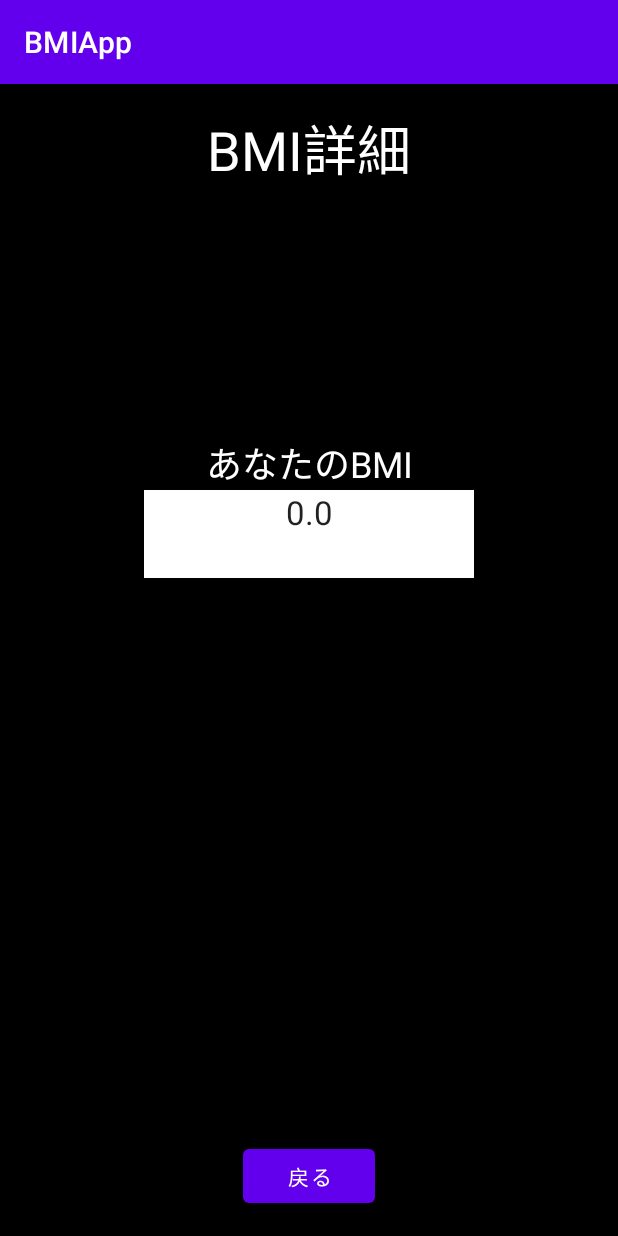
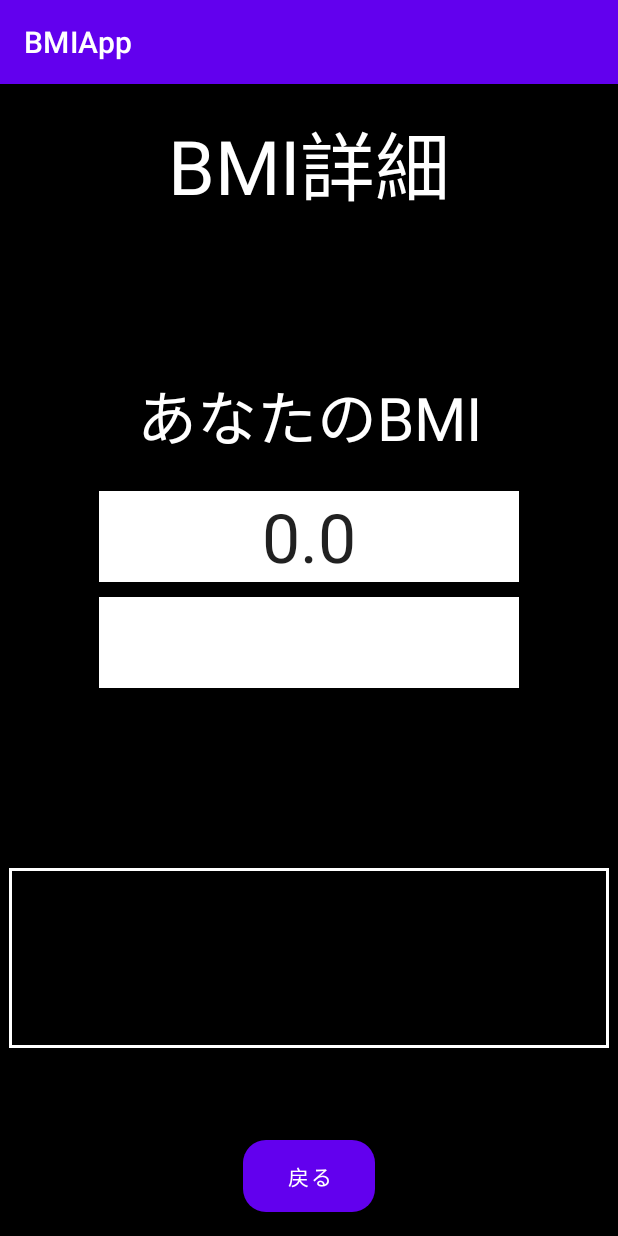
Before and after one commit to sakuradauverworld/Practice_Sakurada, an Android app: the ResultActivity screen opened directly, with no data from a screen before it, on a phone screen of 412 x 824 dp. Run offline under Robolectric (Android 15) with nearby library versions, the phone set to English and light mode, and no system bars.

Commit message:
デザインの修正

```diff
--- a/BMIApp/app/src/main/java/com/example/bmiapp/activity/MainActivity.kt
+++ b/BMIApp/app/src/main/java/com/example/bmiapp/activity/MainActivity.kt
@@ -10,7 +10,7 @@
 import com.example.bmiapp.R
 import model.BmiCalculation
 
-class MainActivity : AppCompatActivity() {
+open class MainActivity : AppCompatActivity() {
     private lateinit var binding: ActivityMainBinding
     var height = ""
     var weight = ""
--- /dev/null
+++ b/BMIApp/app/src/main/res/drawable/border.xml
@@ -0,0 +1,7 @@
+<?xml version="1.0" encoding="utf-8"?>
+<shape xmlns:android="http://schemas.android.com/apk/res/android"
+android:shape="rectangle" >
+<stroke
+    android:width="2dp"
+    android:color="@color/white" />
+</shape>
--- /dev/null
+++ b/BMIApp/app/src/main/res/drawable/button_design.xml
@@ -0,0 +1,11 @@
+<?xml version="1.0" encoding="utf-8"?>
+<shape xmlns:android="http://schemas.android.com/apk/res/android"
+    android:shape="rectangle">
+    <corners
+        android:radius="15dip" />
+    <padding
+        android:left="15dip"
+        android:top="15dip"
+        android:right="15dip"
+        android:bottom="15dip" />
+</shape>
--- a/BMIApp/app/src/main/res/layout/activity_main.xml
+++ b/BMIApp/app/src/main/res/layout/activity_main.xml
@@ -16,7 +16,7 @@
         android:layout_marginTop="16dp"
         android:text="BMI測定"
         android:textColor="@color/white"
-        android:textSize="36dp"
+        android:textSize="50dp"
         app:layout_constraintEnd_toEndOf="parent"
         app:layout_constraintStart_toStartOf="parent"
         app:layout_constraintTop_toTopOf="parent" />
@@ -95,6 +95,7 @@
         android:layout_height="wrap_content"
         android:layout_marginBottom="16dp"
         android:layout_marginLeft="64dp"
+        android:background="@drawable/button_design"
         android:text="測定"
         app:backgroundTint="@color/blue"
         app:layout_constraintBottom_toBottomOf="parent"
@@ -107,6 +108,7 @@
         android:layout_height="wrap_content"
         android:layout_marginBottom="16dp"
         android:layout_marginRight="64dp"
+        android:background="@drawable/button_design"
         android:text="リセット"
         app:backgroundTint="@color/blue"
         app:layout_constraintEnd_toEndOf="parent"
--- a/BMIApp/app/src/main/res/layout/activity_result.xml
+++ b/BMIApp/app/src/main/res/layout/activity_result.xml
@@ -14,15 +14,15 @@
         android:layout_marginTop="16dp"
         android:text="BMI詳細"
         android:textColor="@color/white"
-        android:textSize="36dp"
+        android:textSize="50dp"
         app:layout_constraintEnd_toEndOf="parent"
         app:layout_constraintStart_toStartOf="parent"
         app:layout_constraintTop_toTopOf="parent" />
 
     <LinearLayout
         android:id="@+id/height"
-        android:layout_width="220dp"
-        android:layout_height="120dp"
+        android:layout_width="280dp"
+        android:layout_height="250dp"
         android:layout_marginTop="80dp"
         android:orientation="vertical"
         android:layout_marginBottom="60dp"
@@ -36,17 +36,19 @@
             android:layout_height="wrap_content"
             android:text="あなたのBMI"
             android:textColor="@color/white"
-            android:textSize="24dp"
+            android:textSize="40dp"
             android:textAlignment="center"/>
 
         <TextView
             android:id="@+id/bmi"
             android:layout_width="match_parent"
             android:layout_height="wrap_content"
+            android:layout_marginTop="20dp"
             android:ems="10"
             android:inputType="numberDecimal"
             android:background="@color/white"
             android:text="17.6"
+            android:textSize="45dp"
             android:textAppearance="@style/TextAppearance.AppCompat.Large"
             android:textAlignment="center"/>
 
@@ -54,9 +56,11 @@
             android:id="@+id/bodyType"
             android:layout_width="match_parent"
             android:layout_height="wrap_content"
+            android:layout_marginTop="10dp"
             android:ems="10"
             android:inputType="numberDecimal"
             android:background="@color/white"
+            android:textSize="45dp"
             android:text="痩せ型"
             android:textAppearance="@style/TextAppearance.AppCompat.Large"
             android:textAlignment="center"/>
@@ -68,6 +72,8 @@
         android:layout_width="400dp"
         android:layout_height="120dp"
         android:orientation="vertical"
+        android:background="@drawable/border"
+        android:layout_marginBottom="40dp"
         app:layout_constraintBottom_toTopOf="@+id/backButton"
         app:layout_constraintEnd_toEndOf="parent"
         app:layout_constraintStart_toStartOf="parent"
@@ -79,7 +85,7 @@
             android:layout_height="wrap_content"
             android:text=""
             android:textColor="@color/white"
-            android:textSize="16dp"
+            android:textSize="24dp"
             android:textAlignment="center"/>
 
     </LinearLayout>
@@ -89,6 +95,7 @@
         android:layout_width="wrap_content"
         android:layout_height="wrap_content"
         android:layout_marginBottom="16dp"
+        android:background="@drawable/button_design"
         android:text="戻る"
         app:layout_constraintBottom_toBottomOf="parent"
         app:layout_constraintEnd_toEndOf="parent"
```
